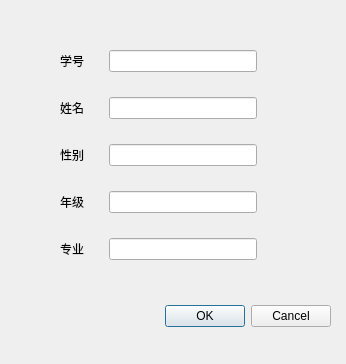
Before: the Qt Designer form dialog.ui in yrowe/myStuManager, drawn with Qt 5.
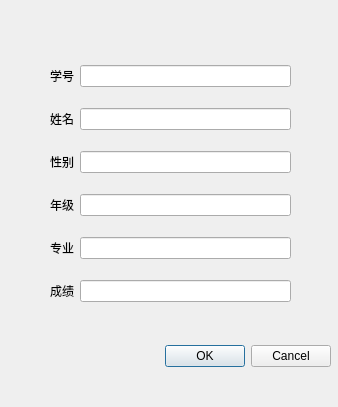
After: the same form once the commit is applied.

Commit message: add score column for all

```diff
--- a/dialog.ui
+++ b/dialog.ui
@@ -6,8 +6,8 @@
    <rect>
     <x>0</x>
     <y>0</y>
-    <width>346</width>
-    <height>364</height>
+    <width>338</width>
+    <height>407</height>
    </rect>
   </property>
   <property name="windowTitle">
@@ -17,11 +17,14 @@
    <property name="geometry">
     <rect>
      <x>40</x>
-     <y>300</y>
+     <y>340</y>
      <width>291</width>
      <height>32</height>
     </rect>
    </property>
+   <property name="autoFillBackground">
+    <bool>false</bool>
+   </property>
    <property name="orientation">
     <enum>Qt::Horizontal</enum>
    </property>
@@ -32,18 +35,15 @@
   <widget class="QWidget" name="">
    <property name="geometry">
     <rect>
-     <x>60</x>
+     <x>50</x>
      <y>50</y>
-     <width>197</width>
-     <height>212</height>
+     <width>241</width>
+     <height>271</height>
     </rect>
    </property>
    <layout class="QVBoxLayout" name="verticalLayout">
-    <property name="spacing">
-     <number>25</number>
-    </property>
     <item>
-     <layout class="QHBoxLayout" name="horizontalLayout">
+     <layout class="QHBoxLayout" name="horizontalLayout_2">
       <item>
        <widget class="QLabel" name="label">
         <property name="text">
@@ -57,7 +57,7 @@
      </layout>
     </item>
     <item>
-     <layout class="QHBoxLayout" name="horizontalLayout_2">
+     <layout class="QHBoxLayout" name="horizontalLayout_3">
       <item>
        <widget class="QLabel" name="label_2">
         <property name="text">
@@ -71,7 +71,7 @@
      </layout>
     </item>
     <item>
-     <layout class="QHBoxLayout" name="horizontalLayout_3">
+     <layout class="QHBoxLayout" name="horizontalLayout_4">
       <item>
        <widget class="QLabel" name="label_3">
         <property name="text">
@@ -85,7 +85,7 @@
      </layout>
     </item>
     <item>
-     <layout class="QHBoxLayout" name="horizontalLayout_4">
+     <layout class="QHBoxLayout" name="horizontalLayout_5">
       <item>
        <widget class="QLabel" name="label_4">
         <property name="text">
@@ -99,7 +99,7 @@
      </layout>
     </item>
     <item>
-     <layout class="QHBoxLayout" name="horizontalLayout_5">
+     <layout class="QHBoxLayout" name="horizontalLayout_6">
       <item>
        <widget class="QLabel" name="label_5">
         <property name="text">
@@ -112,6 +112,20 @@
       </item>
      </layout>
     </item>
+    <item>
+     <layout class="QHBoxLayout" name="horizontalLayout">
+      <item>
+       <widget class="QLabel" name="label_6">
+        <property name="text">
+         <string>成绩</string>
+        </property>
+       </widget>
+      </item>
+      <item>
+       <widget class="QLineEdit" name="lineEdit_score"/>
+      </item>
+     </layout>
+    </item>
    </layout>
   </widget>
  </widget>
```
The commit also changes 21 other files.
